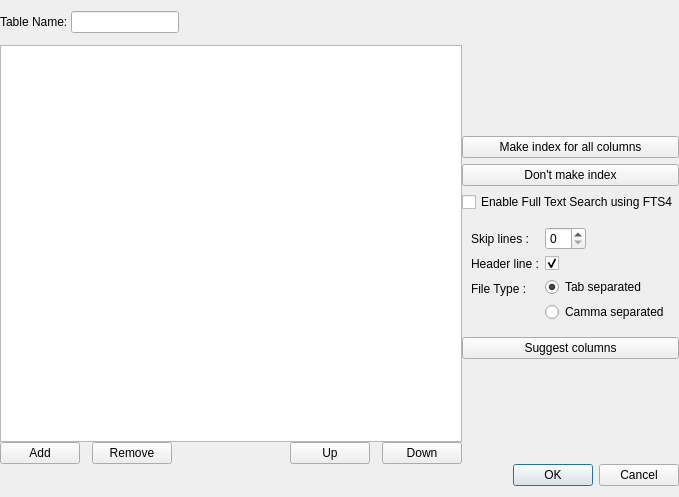
Qt form src/schemadialog.ui (informationsea/Hyokai) before a commit.
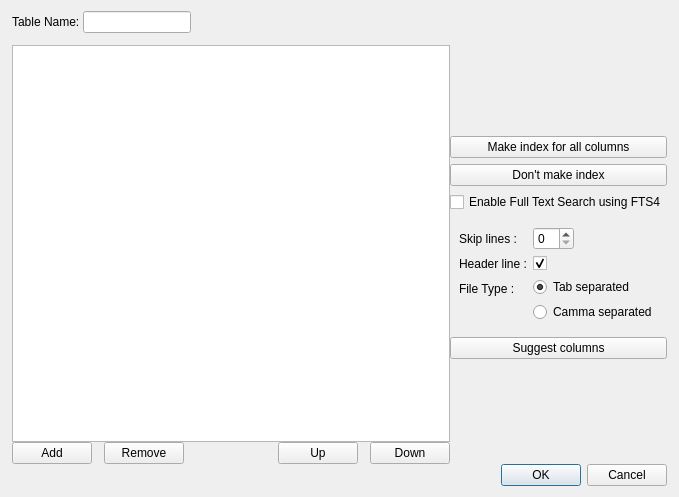
The same form after that commit.

Commit message: fix schema dialog's title

```diff
--- a/src/schemadialog.ui
+++ b/src/schemadialog.ui
@@ -18,10 +18,10 @@
     <number>0</number>
    </property>
    <property name="leftMargin">
-    <number>0</number>
+    <number>12</number>
    </property>
    <property name="rightMargin">
-    <number>0</number>
+    <number>12</number>
    </property>
    <item>
     <layout class="QHBoxLayout" name="horizontalLayout">
@@ -126,7 +126,7 @@
        </property>
        <layout class="QVBoxLayout" name="verticalLayout_2">
         <property name="spacing">
-         <number>-1</number>
+         <number>6</number>
         </property>
         <property name="margin">
          <number>0</number>
```
Left out of the diff: 2 changed lines with no effect on the pictures. The commit also changes 1 other file.
